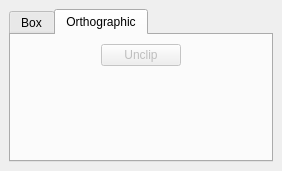
Above: Polyhedron/demo/Polyhedron/Plugins/PCA/Clipping_box_widget.ui from CGAL/cgal before the change. Below: the same form after it.
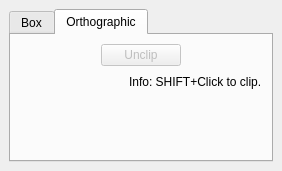
That is the form after the change. The open tabs and pages were chosen to show the change.

Commit message: Fix clipping box plugin

Diff of the .ui file:
```diff
--- a/Polyhedron/demo/Polyhedron/Plugins/PCA/Clipping_box_widget.ui
+++ b/Polyhedron/demo/Polyhedron/Plugins/PCA/Clipping_box_widget.ui
@@ -125,6 +125,30 @@
           </item>
          </layout>
         </item>
+        <item>
+         <layout class="QHBoxLayout" name="horizontalLayout_3">
+          <item>
+           <spacer name="horizontalSpacer_5">
+            <property name="orientation">
+             <enum>Qt::Horizontal</enum>
+            </property>
+            <property name="sizeHint" stdset="0">
+             <size>
+              <width>40</width>
+              <height>20</height>
+             </size>
+            </property>
+           </spacer>
+          </item>
+          <item>
+           <widget class="QLabel" name="label">
+            <property name="text">
+             <string>Info: SHIFT+Click to clip.</string>
+            </property>
+           </widget>
+          </item>
+         </layout>
+        </item>
         <item>
          <spacer name="verticalSpacer">
           <property name="orientation">
```
Left out of the diff: 2 changed lines with no effect on the pictures. The commit also changes 1 other file.
